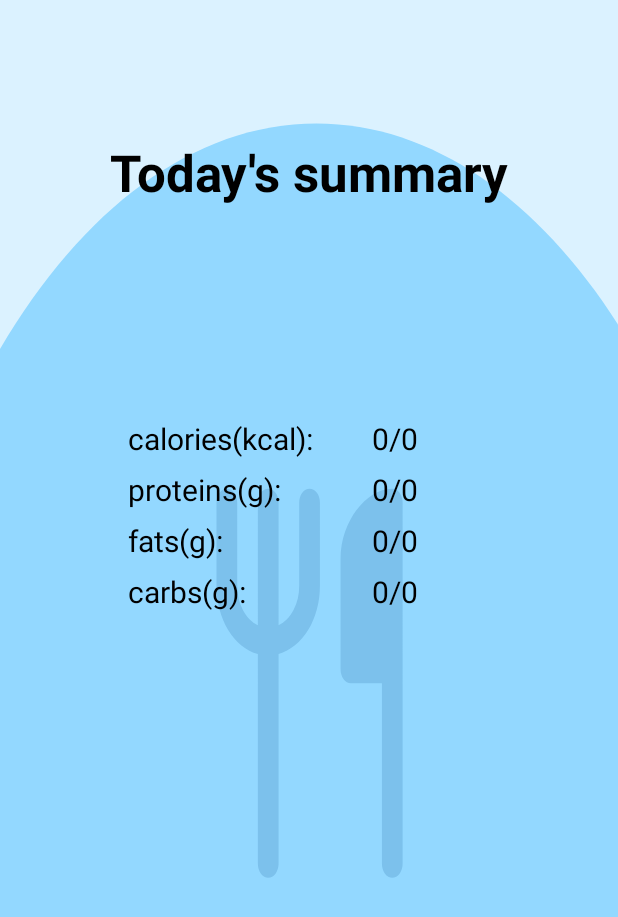
After one commit to Thyme1/EatAndRun, an Android app: the layout fragment_summary.xml on its own in the app's theme, with its tools: preview values and no code run, on a phone screen of 412 x 824 dp. The commit adds this screen. Shown: the top 917 px of the screen. Run offline under Robolectric (Android 15) with nearby library versions, the phone set to English and light mode, and no system bars.

Commit message:
added summary layout

```diff
--- a/app/src/main/res/drawable/summary_background.xml
+++ b/app/src/main/res/drawable/summary_background.xml
@@ -1,13 +1,17 @@
-<?xml version="1.0" encoding="utf-8"?>
-<shape xmlns:android="http://schemas.android.com/apk/res/android">
-    <solid android:color="@color/blue_very_light"/>
-    <stroke
-        android:width="1dp"
-        android:color="@color/blue_normal" />
-    <corners android:radius="27dp" />
-    <padding
-        android:bottom="0dp"
-        android:left="0dp"
-        android:right="0dp"
-        android:top="0dp" />
-</shape>
+<vector xmlns:android="http://schemas.android.com/apk/res/android"
+    android:width="411dp"
+    android:height="731dp"
+    android:viewportWidth="411"
+    android:viewportHeight="731">
+    <group>
+        <path
+            android:fillColor="#DBF2FF"
+            android:pathData="M0 0h411v731H0z"/>
+        <path
+            android:fillColor="#93D8FF"
+            android:pathData="M512 542.5c0 259.3-134.99 469.5-301.5 469.5S-91 801.8-91 542.5S43.99 73 210.5 73S512 283.2 512 542.5z"/>
+        <path
+            android:fillColor="#331F63A2"
+            android:pathData="M157.75 297.22c0-2.18-0.72-4.27-2.01-5.81c-1.3-1.54-3.04-2.41-4.87-2.41c-1.82 0-3.57 0.87-4.86 2.4c-1.29 1.55-2.01 3.64-2.01 5.82v49.31c0 9.48 2.74 18.66 7.75 26c5 7.34 11.99 12.38 19.75 14.27v124.1c0 2.19 0.72 4.28 2.01 5.82c1.3 1.54 3.04 2.4 4.87 2.4c1.82 0 3.57-0.86 4.86-2.4c1.29-1.54 2.01-3.63 2.01-5.81V386.8c7.76-1.9 14.74-6.94 19.75-14.28c5.01-7.34 7.75-16.52 7.75-26v-49.31c0-2.18-0.72-4.27-2.01-5.81c-1.3-1.54-3.04-2.41-4.87-2.41c-1.82 0-3.57 0.87-4.86 2.4c-1.29 1.55-2.01 3.64-2.01 5.82v49.31c0 5.1-1.32 10.08-3.78 14.24c-2.46 4.17-5.95 7.32-9.97 9.02v-72.57c0-2.18-0.72-4.27-2.01-5.81c-1.3-1.54-3.04-2.41-4.87-2.41c-1.82 0-3.57 0.87-4.86 2.4c-1.29 1.55-2.01 3.64-2.01 5.82v72.57c-4.02-1.7-7.5-4.85-9.97-9.02c-2.46-4.16-3.78-9.14-3.78-14.24v-49.31zM254 510.9V404.06h-20.63c-1.82 0-3.57-0.86-4.86-2.4c-1.29-1.55-2.01-3.64-2.01-5.82V330.1c0-10.9 4.48-21.09 10.6-28.42c6.13-7.31 14.66-12.67 23.78-12.67c1.82 0 3.57 0.87 4.86 2.4c1.29 1.55 2.01 3.64 2.01 5.82V510.9c0 2.18-0.72 4.27-2.01 5.8c-1.3 1.55-3.04 2.41-4.87 2.41c-1.82 0-3.57-0.86-4.86-2.4c-1.29-1.54-2.01-3.63-2.01-5.81z"/>
+    </group>
+</vector>
--- /dev/null
+++ b/app/src/main/res/layout/fragment_summary.xml
@@ -0,0 +1,124 @@
+<?xml version="1.0" encoding="utf-8"?>
+<androidx.constraintlayout.widget.ConstraintLayout xmlns:android="http://schemas.android.com/apk/res/android"
+    xmlns:app="http://schemas.android.com/apk/res-auto"
+    xmlns:tools="http://schemas.android.com/tools"
+    android:layout_width="match_parent"
+    android:layout_height="match_parent"
+    android:background="@drawable/summary_background">
+
+    <TextView
+        android:id="@+id/Todays_summary"
+        android:layout_width="wrap_content"
+        android:layout_height="wrap_content"
+        android:text="@string/today_s_summary"
+        android:textColor="@color/black"
+        android:textSize="@dimen/text_size_biggest"
+        android:textStyle="bold"
+        app:layout_constraintBottom_toBottomOf="parent"
+        app:layout_constraintEnd_toEndOf="parent"
+        app:layout_constraintStart_toStartOf="parent"
+        app:layout_constraintTop_toTopOf="parent"
+        app:layout_constraintVertical_bias="0.118" />
+
+    <LinearLayout
+        android:id="@+id/linearLayoutSummaryNames"
+        android:layout_width="167dp"
+        android:layout_height="150dp"
+        android:orientation="vertical"
+        app:layout_constraintBottom_toBottomOf="parent"
+        app:layout_constraintEnd_toEndOf="parent"
+        app:layout_constraintHorizontal_bias="0.336"
+        app:layout_constraintStart_toStartOf="parent"
+        app:layout_constraintTop_toBottomOf="@+id/Todays_summary"
+        app:layout_constraintVertical_bias="0.257">
+
+        <TextView
+            android:id="@+id/caloriesName"
+            android:layout_width="wrap_content"
+            android:layout_height="wrap_content"
+            android:padding="3dp"
+            android:text="@string/calories_kcal"
+            android:textColor="@color/black"
+            android:textSize="@dimen/text_size_normal" />
+
+        <TextView
+            android:id="@+id/proteinsName"
+            android:layout_width="wrap_content"
+            android:layout_height="wrap_content"
+            android:padding="3dp"
+            android:text="@string/proteins_g"
+            android:textColor="@color/black"
+            android:textSize="@dimen/text_size_normal" />
+
+        <TextView
+            android:id="@+id/fatsName"
+            android:layout_width="wrap_content"
+            android:layout_height="wrap_content"
+            android:padding="3dp"
+            android:text="@string/fats_g"
+            android:textColor="@color/black"
+            android:textSize="@dimen/text_size_normal" />
+
+        <TextView
+            android:id="@+id/carbsName"
+            android:layout_width="wrap_content"
+            android:layout_height="wrap_content"
+            android:padding="3dp"
+            android:text="@string/carbs_g"
+            android:textColor="@color/black"
+            android:textSize="@dimen/text_size_normal" />
+    </LinearLayout>
+
+    <LinearLayout
+        android:id="@+id/linearLayoutSummaryValues"
+        android:layout_width="167dp"
+        android:layout_height="150dp"
+        android:orientation="vertical"
+
+
+        app:layout_constraintBottom_toBottomOf="parent"
+        app:layout_constraintEnd_toEndOf="parent"
+        app:layout_constraintHorizontal_bias="1.0"
+        app:layout_constraintStart_toStartOf="parent"
+        app:layout_constraintTop_toBottomOf="@+id/Todays_summary"
+        app:layout_constraintVertical_bias="0.257">
+
+        <TextView
+            android:id="@string/caloriestextview"
+            android:layout_width="match_parent"
+            android:layout_height="wrap_content"
+            android:padding="3dp"
+            android:text="@string/_0_0"
+            android:textColor="@color/black"
+            android:textSize="@dimen/text_size_normal" />
+
+        <TextView
+            android:id="@string/proteinstextview"
+            android:layout_width="match_parent"
+            android:layout_height="wrap_content"
+            android:padding="3dp"
+            android:text="@string/_0_0"
+            android:textColor="@color/black"
+            android:textSize="@dimen/text_size_normal" />
+
+        <TextView
+            android:id="@string/fatstextview"
+            android:layout_width="match_parent"
+            android:layout_height="wrap_content"
+            android:padding="3dp"
+            android:text="@string/_0_0"
+            android:textColor="@color/black"
+            android:textSize="@dimen/text_size_normal" />
+
+        <TextView
+            android:id="@string/carbstextview"
+            android:layout_width="match_parent"
+            android:layout_height="wrap_content"
+            android:padding="3dp"
+            android:text="@string/_0_0"
+            android:textColor="@color/black"
+            android:textSize="@dimen/text_size_normal" />
+
+    </LinearLayout>
+
+</androidx.constraintlayout.widget.ConstraintLayout>
--- a/app/src/main/res/values/dimens.xml
+++ b/app/src/main/res/values/dimens.xml
@@ -7,6 +7,7 @@
     <!-- Text values -->
     <dimen name="text_size_small">13sp</dimen>
     <dimen name="text_size_normal">20sp</dimen>
+    <dimen name="text_size_big">25sp</dimen>
 
     <dimen name="text_size_biggest">34sp</dimen>
 
--- a/app/src/main/res/values/strings.xml
+++ b/app/src/main/res/values/strings.xml
@@ -21,4 +21,14 @@
     <string name="clear_all_meals">clear all meals</string>
     <string name="waiting_for_your_meal">Waiting for your meal :)</string>
     <string name="login">login</string>
+    <string name="today_s_summary">Today\'s summary</string>
+    <string name="caloriestextview">caloriesTextView</string>
+    <string name="proteinstextview">proteinsTextView</string>
+    <string name="fatstextview">fatsTextView</string>
+    <string name="carbstextview">carbsTextView</string>
+    <string name="_0_0">0/0</string>
+    <string name="calories_kcal">calories(kcal):</string>
+    <string name="proteins_g">proteins(g):</string>
+    <string name="fats_g">fats(g):</string>
+    <string name="carbs_g">carbs(g):</string>
 </resources>
```
